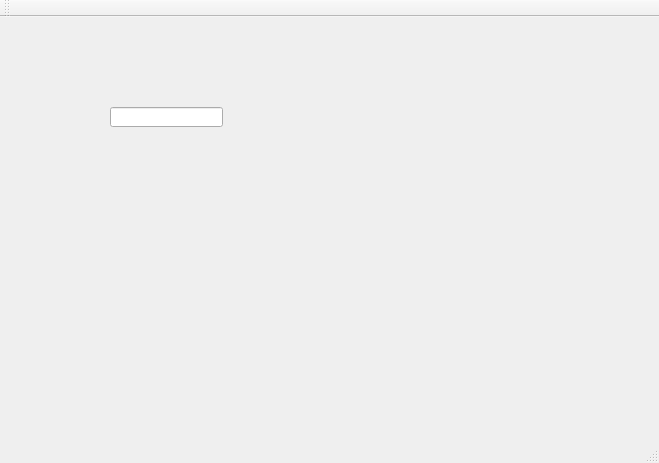
Qt form mainwindow.ui (seasonsfx/PRGen) before a commit.
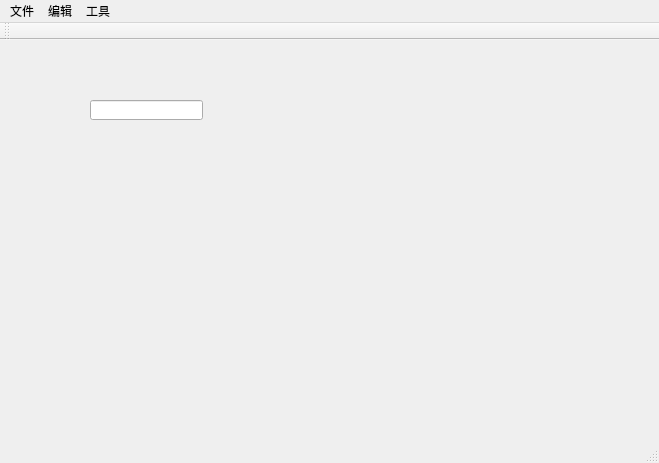
The same form after that commit.

Commit message: add the nemu item I can remember Signed-off-by: LimingFu <seasonsfx@gmail.com>

Patch:
```diff
--- a/mainwindow.ui
+++ b/mainwindow.ui
@@ -17,8 +17,8 @@
    <widget class="QLineEdit" name="lineEdit">
     <property name="geometry">
      <rect>
-      <x>110</x>
-      <y>90</y>
+      <x>90</x>
+      <y>60</y>
       <width>113</width>
       <height>20</height>
      </rect>
@@ -34,6 +34,43 @@
      <height>23</height>
     </rect>
    </property>
+   <widget class="QMenu" name="menu">
+    <property name="title">
+     <string>文件</string>
+    </property>
+    <addaction name="action"/>
+    <addaction name="action_O"/>
+    <addaction name="action_2"/>
+    <addaction name="separator"/>
+    <addaction name="action_4"/>
+    <addaction name="separator"/>
+    <addaction name="action_6"/>
+    <addaction name="separator"/>
+    <addaction name="action_PDF"/>
+    <addaction name="action_Oracle"/>
+    <addaction name="separator"/>
+    <addaction name="action_10"/>
+   </widget>
+   <widget class="QMenu" name="menu_2">
+    <property name="title">
+     <string>编辑</string>
+    </property>
+    <addaction name="action_11"/>
+    <addaction name="action_12"/>
+    <addaction name="separator"/>
+    <addaction name="action_14"/>
+    <addaction name="action_15"/>
+    <addaction name="action_16"/>
+    <addaction name="separator"/>
+   </widget>
+   <widget class="QMenu" name="menu_3">
+    <property name="title">
+     <string>工具</string>
+    </property>
+   </widget>
+   <addaction name="menu"/>
+   <addaction name="menu_2"/>
+   <addaction name="menu_3"/>
   </widget>
   <widget class="QToolBar" name="mainToolBar">
    <attribute name="toolBarArea">
```
Left out of the diff: 67 changed lines with no effect on the pictures. The commit also changes 1 other file.
